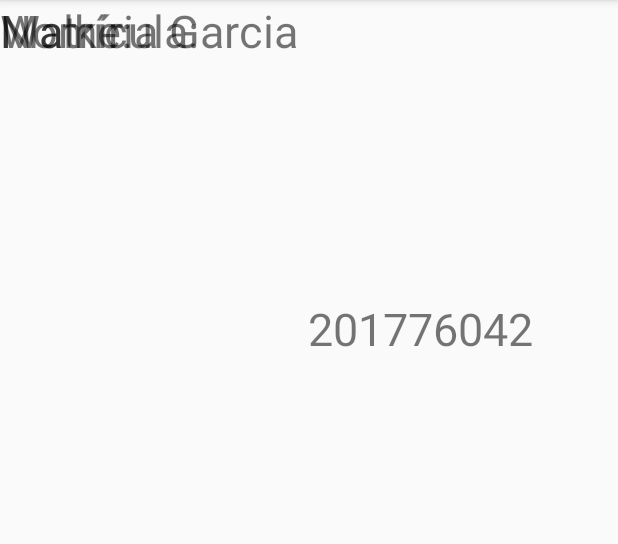
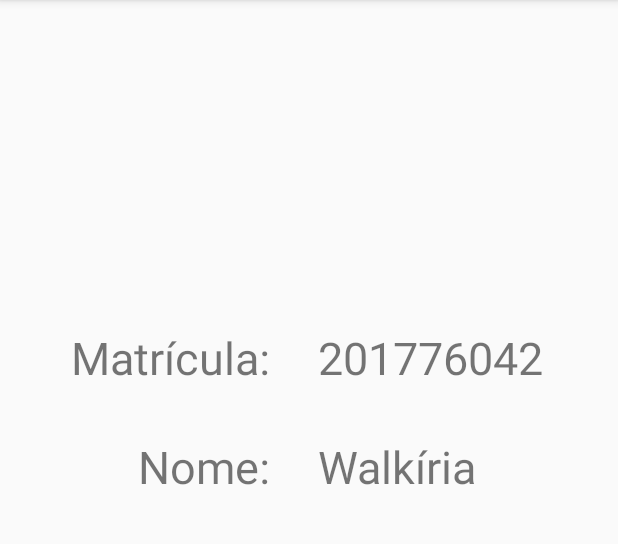
Before and after one commit to ufjf-dcc196/dcc196-2021-1er-atv1-walkiriagss, an Android app: the screen it shows after launch (MainActivity), on a phone screen of 412 x 824 dp, the part 84-628 px from its top. Run offline under Robolectric (Android 15) with nearby library versions, the phone set to English and light mode, and no system bars.

Commit message:
Corrige restrições layout

```diff
--- a/app/src/main/res/layout/activity_main.xml
+++ b/app/src/main/res/layout/activity_main.xml
@@ -10,14 +10,17 @@
         android:id="@+id/matricula"
         android:layout_width="wrap_content"
         android:layout_height="wrap_content"
+        android:layout_marginStart="32dp"
+        android:layout_marginLeft="32dp"
         android:text="201776042"
         android:textSize="30sp"
         app:layout_constraintBottom_toBottomOf="parent"
         app:layout_constraintHorizontal_bias="0.784"
         app:layout_constraintLeft_toLeftOf="parent"
         app:layout_constraintRight_toRightOf="parent"
+        app:layout_constraintStart_toEndOf="@+id/textView"
         app:layout_constraintTop_toTopOf="parent"
-        app:layout_constraintVertical_bias="0.273" />
+        app:layout_constraintVertical_bias="0.3" />
 
     <TextView
         android:id="@+id/textView"
@@ -25,25 +28,31 @@
         android:layout_height="wrap_content"
         android:text="Matrícula:"
         android:textSize="30sp"
-        tools:layout_editor_absoluteX="46dp"
-        tools:layout_editor_absoluteY="189dp" />
+        app:layout_constraintBottom_toBottomOf="parent"
+        app:layout_constraintEnd_toEndOf="parent"
+        app:layout_constraintHorizontal_bias="0.17"
+        app:layout_constraintStart_toStartOf="parent"
+        app:layout_constraintTop_toTopOf="parent"
+        app:layout_constraintVertical_bias="0.3" />
 
     <TextView
         android:id="@+id/textView2"
         android:layout_width="wrap_content"
         android:layout_height="wrap_content"
+        android:layout_marginTop="32dp"
         android:text="Nome:"
         android:textSize="30sp"
-        tools:layout_editor_absoluteX="92dp"
-        tools:layout_editor_absoluteY="272dp" />
+        app:layout_constraintEnd_toEndOf="@+id/textView"
+        app:layout_constraintTop_toBottomOf="@+id/textView" />
 
     <TextView
         android:id="@+id/textView3"
         android:layout_width="wrap_content"
         android:layout_height="wrap_content"
-        android:text="Walkíria Garcia"
+        android:layout_marginTop="32dp"
+        android:text="Walkíria "
         android:textSize="30sp"
-        tools:layout_editor_absoluteX="204dp"
-        tools:layout_editor_absoluteY="272dp" />
+        app:layout_constraintStart_toStartOf="@+id/matricula"
+        app:layout_constraintTop_toBottomOf="@+id/matricula" />
 
 </androidx.constraintlayout.widget.ConstraintLayout>
```
